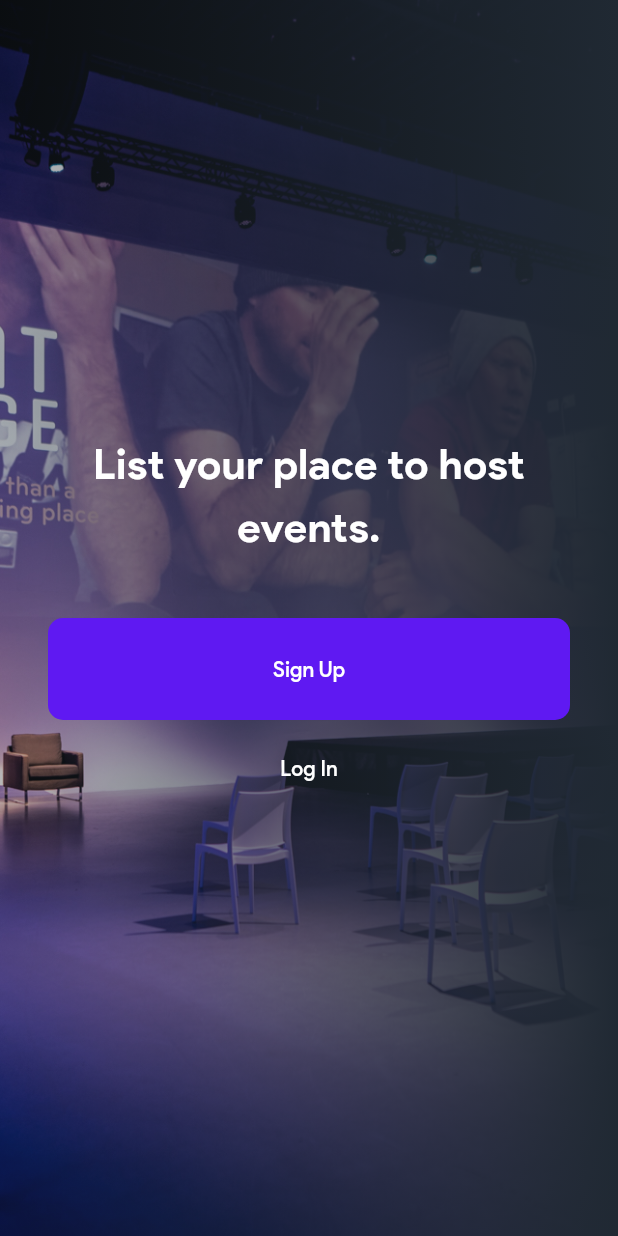
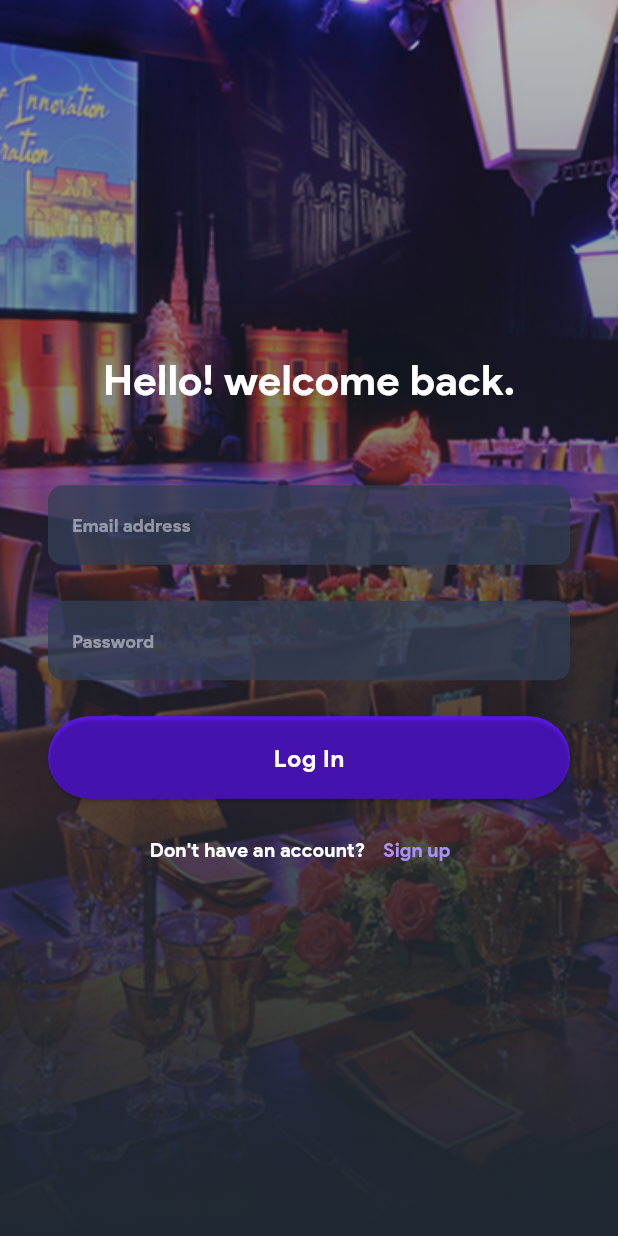
Before and after one commit to awais019/eventify_host, a Flutter app: the screen it shows after launch, after a tap on "Log In", on a phone screen of 412 x 824 dp. Run offline on Flutter 3.47's test engine with Material 3 defaults, Android fonts, the phone set to English and light mode, and no system bars; our stand-ins replace get.

Commit message:
feat: add login page

```diff
--- /dev/null
+++ b/lib/pages/login.dart
@@ -0,0 +1,112 @@
+import 'package:eventify_host/components/submit_button.dart';
+import 'package:eventify_host/utils/constants.dart';
+import 'package:flutter/material.dart';
+import 'package:get/route_manager.dart';
+
+class Login extends StatelessWidget {
+  const Login({super.key});
+
+  @override
+  Widget build(BuildContext context) {
+    return Scaffold(
+      body: Container(
+        decoration: const BoxDecoration(
+          image: DecorationImage(
+            image: AssetImage("assets/images/login-bg.png"),
+            fit: BoxFit.cover,
+          ),
+        ),
+        child: Container(
+          decoration: const BoxDecoration(
+            gradient: LinearGradient(
+              begin: Alignment.topCenter,
+              end: Alignment.bottomCenter,
+              colors: [
+                Color.fromRGBO(32, 41, 51, 0.32),
+                Color.fromRGBO(32, 41, 51, 1),
+              ],
+            ),
+          ),
+          child: Padding(
+            padding: const EdgeInsets.all(32.0),
+            child: Form(
+                child: Center(
+              child: Column(
+                mainAxisAlignment: MainAxisAlignment.center,
+                children: [
+                  const Text(
+                    "Hello! welcome back.",
+                    style: TextStyle(
+                      color: Colors.white,
+                      fontSize: 28.0,
+                      fontWeight: FontWeight.bold,
+                    ),
+                  ),
+                  const SizedBox(height: 50.0),
+                  TextFormField(
+                    style: const TextStyle(
+                      color: Colors.white,
+                      fontSize: 14,
+                      fontWeight: FontWeight.bold,
+                      height: 1.5,
+                      letterSpacing: 0.24,
+                    ),
+                    decoration: const InputDecoration(
+                      hintText: "Email address",
+                    ),
+                  ),
+                  const SizedBox(height: 24.0),
+                  TextFormField(
+                    obscureText: true,
+                    style: const TextStyle(
+                      color: Colors.white,
+                      fontSize: 14,
+                      fontWeight: FontWeight.bold,
+                      height: 1.5,
+                      letterSpacing: 0.24,
+                    ),
+                    decoration: const InputDecoration(
+                      hintText: "Password",
+                    ),
+                  ),
+                  const SizedBox(height: 24.0),
+                  SubmitButton(
+                    title: 'Log In',
+                    onSubmit: () {
+                      return Future.delayed(const Duration(microseconds: 200));
+                    },
+                  ),
+                  const SizedBox(height: 10.0),
+                  Row(
+                    mainAxisAlignment: MainAxisAlignment.center,
+                    children: [
+                      Text(
+                        "Don't have an account?",
+                        style: TextStyle(
+                          color: Theme.of(context).colorScheme.onPrimary,
+                          fontSize: 13.0,
+                          fontWeight: FontWeight.bold,
+                        ),
+                      ),
+                      TextButton(
+                        onPressed: () => Get.toNamed(kSignupRoute),
+                        child: Text(
+                          "Sign up",
+                          style: TextStyle(
+                            color: Theme.of(context).colorScheme.tertiary,
+                            fontSize: 13.0,
+                            fontWeight: FontWeight.bold,
+                          ),
+                        ),
+                      )
+                    ],
+                  )
+                ],
+              ),
+            )),
+          ),
+        ),
+      ),
+    );
+  }
+}
--- a/lib/pages/onboarding.dart
+++ b/lib/pages/onboarding.dart
@@ -67,7 +67,7 @@ class OnBoarding extends StatelessWidget {
                     ),
                     const SizedBox(height: 8),
                     TextButton(
-                      onPressed: () {},
+                      onPressed: () => Get.toNamed(kLogInRoute),
                       child: const Text(
                         "Log In",
                         style: TextStyle(
--- a/lib/pages/signup.dart
+++ b/lib/pages/signup.dart
@@ -1,5 +1,7 @@
 import 'package:eventify_host/components/submit_button.dart';
+import 'package:eventify_host/utils/constants.dart';
 import 'package:flutter/material.dart';
+import 'package:get/route_manager.dart';
 
 class SignUp extends StatelessWidget {
   const SignUp({super.key});
@@ -80,9 +82,9 @@ class SignUp extends StatelessWidget {
                       ),
                     ),
                     TextButton(
-                      onPressed: () {},
+                      onPressed: () => Get.toNamed(kLogInRoute),
                       child: Text(
-                        "Sign in",
+                        "Log in",
                         style: TextStyle(
                           color: Theme.of(context).colorScheme.tertiary,
                           fontSize: 13.0,
--- a/lib/utils/constants.dart
+++ b/lib/utils/constants.dart
@@ -4,3 +4,4 @@ const String kAppName = "Eventify Host";
 const String kSplashRoute = '/splash';
 const String kOnBoardingRoute = '/onboarding';
 const String kSignupRoute = '/signup';
+const String kLogInRoute = '/login';
--- a/lib/utils/routes_management.dart
+++ b/lib/utils/routes_management.dart
@@ -1,4 +1,5 @@
 import 'package:eventify_host/controllers/splash.controller.dart';
+import 'package:eventify_host/pages/login.dart';
 import 'package:eventify_host/pages/onboarding.dart';
 import 'package:eventify_host/pages/signup.dart';
 import 'package:eventify_host/pages/splash.dart';
@@ -22,7 +23,11 @@ class RoutesManagement {
       GetPage(
         name: kSignupRoute,
         page: () => const SignUp(),
-      )
+      ),
+      GetPage(
+        name: kLogInRoute,
+        page: () => const Login(),
+      ),
     ];
   }
 }
```
Also changed, not shown: assets/images/login-bg.png (added).
